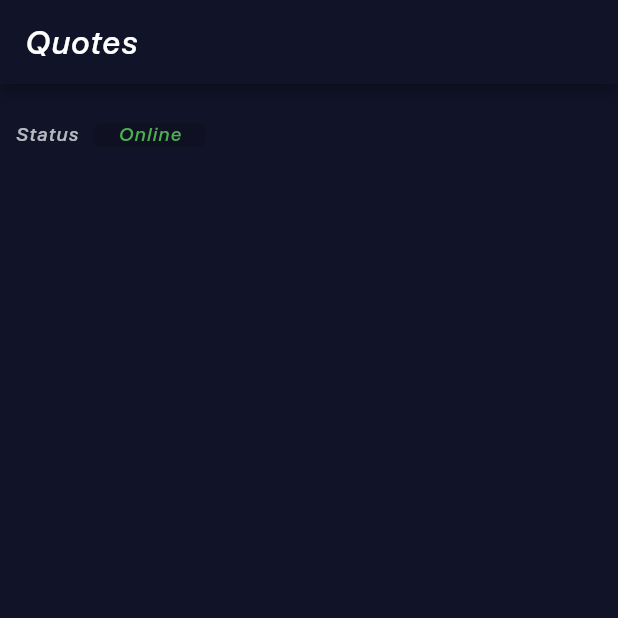
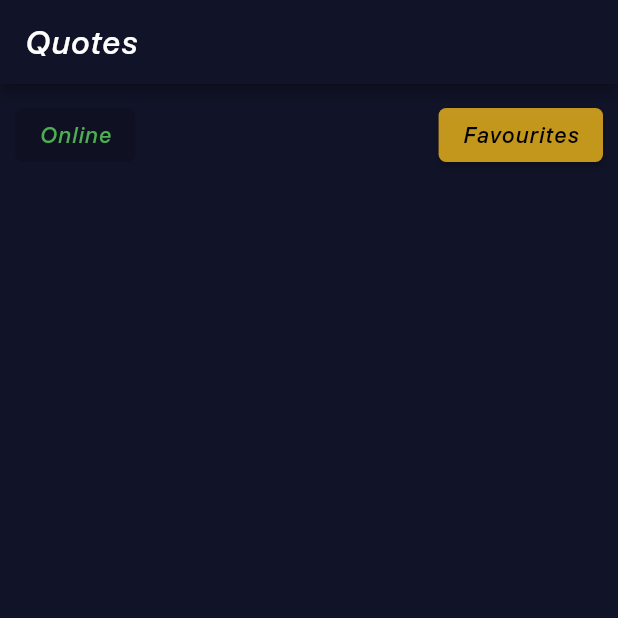
Before and after one commit to i-ampraveen/quotes_app, a Flutter app: the screen it shows after launch, on a phone screen of 412 x 824 dp, the top half of it. Run offline on Flutter 3.47's test engine with Material 2 defaults, Android fonts, the phone set to English and light mode, and no system bars; our stand-ins replace connectivity, flutter_screenutil.

Commit message:
Removed 'Status' text, added 'Favourites' button, added favourites button navigation on OnPressed. Designed sample 'Favourites List' UI screen.

```diff
--- a/lib/components/Buttons.dart
+++ b/lib/components/Buttons.dart
@@ -3,11 +3,11 @@ import 'package:flutter/material.dart';
 
 class sButton extends StatelessWidget {
 
-  final Color btnColor;
+  final Color surfaceColor;
   final Color txtColor;
   final String text;
 
-  sButton({@required this.btnColor, @required this.txtColor, @required this.text});
+  sButton({@required this.surfaceColor, @required this.txtColor, @required this.text});
 
   @override
   Widget build(BuildContext context) {
@@ -15,18 +15,49 @@ class sButton extends StatelessWidget {
       child: Text(text,
       style: TextStyle(
         color: txtColor,
-        fontSize: 13.0,
+        fontSize: 15.0,
         fontFamily: 'San francisco',
         wordSpacing: 2.0,
         letterSpacing: 1.0
       ),),
         style: ElevatedButton.styleFrom(
-          onSurface: btnColor,
+          onSurface: surfaceColor,
             shape: const RoundedRectangleBorder(
                 borderRadius: BorderRadius.all(Radius.circular(5.0))
             ),
-            minimumSize: Size.zero,
+            //minimumSize: Size.zero,
         ),
     );
   }
 }
+
+class fButton extends StatelessWidget {
+
+  final Color txtColor;
+  final String text;
+  final Function callback;
+  final Color btnColor;
+
+  fButton({@required this.txtColor, @required this.text, @required this.callback, @required this.btnColor});
+
+  @override
+  Widget build(BuildContext context) {
+    return ElevatedButton(
+      child: Text(text,
+        style: TextStyle(
+            color: txtColor,
+            fontSize: 15.0,
+            fontFamily: 'San francisco',
+            wordSpacing: 2.0,
+            letterSpacing: 1.0
+        ),),
+      style: ElevatedButton.styleFrom(
+        primary: btnColor,
+        shape: const RoundedRectangleBorder(
+            borderRadius: BorderRadius.all(Radius.circular(5.0))
+        ),
+      ),
+      onPressed: () => callback(),
+    );
+  }
+}
--- a/lib/components/TextStyles_Icons.dart
+++ b/lib/components/TextStyles_Icons.dart
@@ -3,8 +3,7 @@ import 'package:flutter/cupertino.dart';
 import 'package:flutter/material.dart';
 
 String _appBarText = "Quotes";
-String _connectionStatus = "Status";
-Color _white = Colors.white.withOpacity(0.7);
+String _fsappBarText = "Favourite Quotes";
 
 /* App Bar Text */
 Text homeScreenAppBarText =
@@ -16,11 +15,10 @@ Text(_appBarText,
         letterSpacing: 1.0
     ));
 
-Text cStatusText =
-Text(_connectionStatus,
+Text favouritesScreenAppBarText =
+Text(_fsappBarText,
     style: TextStyle(
-        color: _white,
-        fontSize: 13.0,
+        fontSize: 22.0,
         fontFamily: 'San francisco',
         wordSpacing: 2.0,
         letterSpacing: 1.0
--- a/lib/ui_screens/HomeScreen.dart
+++ b/lib/ui_screens/HomeScreen.dart
@@ -7,6 +7,7 @@ import 'package:flutter/material.dart';
 import 'package:flutter/services.dart';
 import 'package:quote_app_one/components/Buttons.dart';
 import 'package:quote_app_one/components/TextStyles_Icons.dart';
+import 'package:quote_app_one/ui_screens/FavouritesScreen.dart';
 import 'package:quote_app_one/utils/HexColor.dart';
 import 'package:flutter_screenutil/flutter_screenutil.dart';
 
@@ -17,6 +18,7 @@ class HomeScreen extends StatefulWidget {
 
 class _HomeScreenState extends State<HomeScreen> {
   Color _newAppBgColor = HexColor("#111328");
+  Color _btnColor = HexColor("#f1b81c").withOpacity(0.8);
 
   Color statusColor = Colors.red;
   String cData = 'Offline';
@@ -77,26 +79,33 @@ class _HomeScreenState extends State<HomeScreen> {
               //width: ,
               //height: ,
               child: Row(
-                mainAxisAlignment: MainAxisAlignment.start,//.spaceBetween,
+                mainAxisAlignment: MainAxisAlignment.spaceBetween,
                 children: [
-                  Padding(
-                    padding: EdgeInsets.fromLTRB(10, 10, 0, 0),
-                    child: cStatusText,
-                  ),
                   /* Button with rounded edges showing "online" and "offline" status
                   for online bg color of that should be in green and for offline it should be orange/red shade
                   status should get changed according to mobile internet status */
                       Padding(
                         padding: EdgeInsets.fromLTRB(10, 10, 0 ,0),
                         child: sButton(
-                            btnColor: statusColor,
+                            surfaceColor: statusColor,
                             txtColor: statusColor,
                             text: cData,
                         ),
                       ),
-
-
                   /* Button to access favourites list */
+                  Padding(
+                    padding: EdgeInsets.fromLTRB(0, 10, 10, 0),
+                    child: fButton(
+                      btnColor: _btnColor,
+                        txtColor: Colors.black,
+                        text: "Favourites",
+                        callback: () {
+                      debugPrint("button pressed");
+                      Navigator.push(context, MaterialPageRoute(
+                          builder: (context) => fqListing()));
+                        }
+                    ),
+                  )
                 ],
               ),
             ),
```
Also changed, not shown: lib/ui_screens/FavouritesScreen.dart (+42 -0 lines).
